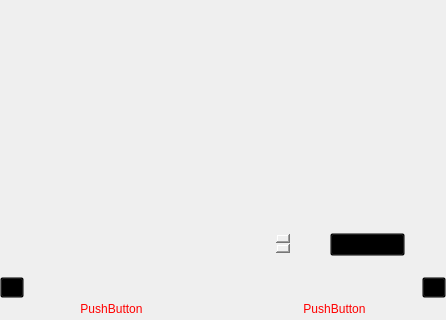
Qt form deliciousClient/mainwindow.ui (gaoxiaojun/delicacymap) before a commit; both pictures show x 0 to 446 and y 172 to 492 of the 446 by 492 pixel window.
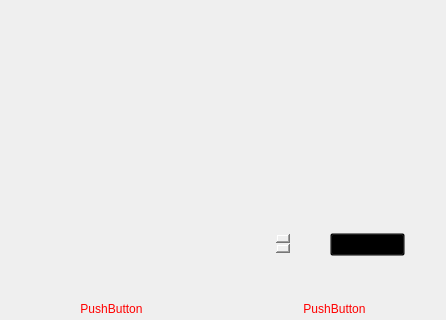
The same form after that commit. Icons and pictures are not drawn.

What changed in the file:
```diff
--- a/deliciousClient/mainwindow.ui
+++ b/deliciousClient/mainwindow.ui
@@ -297,7 +297,7 @@
            <number>1</number>
           </property>
           <property name="elideMode">
-           <enum>Qt::ElideNone</enum>
+           <enum>Qt::ElideRight</enum>
           </property>
           <property name="documentMode">
            <bool>true</bool>
@@ -401,35 +401,7 @@
      </widget>
     </item>
     <item>
-     <layout class="QHBoxLayout" name="horizontalLayout_4">
-      <item>
-       <widget class="QToolButton" name="toolButton_L">
-        <property name="text">
-         <string>...</string>
-        </property>
-       </widget>
-      </item>
-      <item>
-       <spacer name="horizontalSpacer_2">
-        <property name="orientation">
-         <enum>Qt::Horizontal</enum>
-        </property>
-        <property name="sizeHint" stdset="0">
-         <size>
-          <width>40</width>
-          <height>20</height>
-         </size>
-        </property>
-       </spacer>
-      </item>
-      <item>
-       <widget class="QToolButton" name="toolButton_R">
-        <property name="text">
-         <string>...</string>
-        </property>
-       </widget>
-      </item>
-     </layout>
+     <layout class="QHBoxLayout" name="horizontalLayout_4"/>
     </item>
     <item>
      <layout class="QHBoxLayout" name="horizontalLayout_3">
```
Left out of the diff: 32 changed lines with no effect on the pictures.
